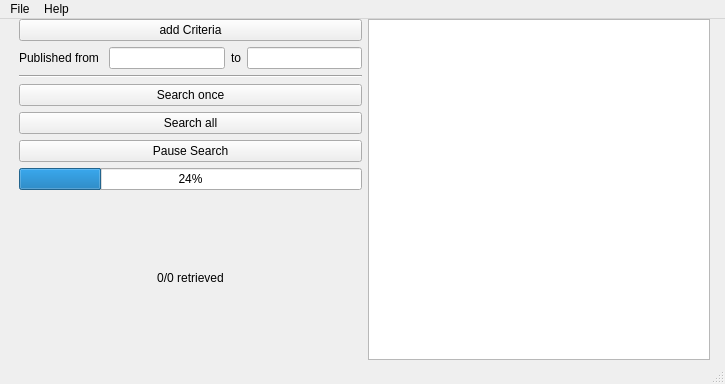
First picture: the form in easyWok3.ui, repository mstrupler/WOS3, before the edit.
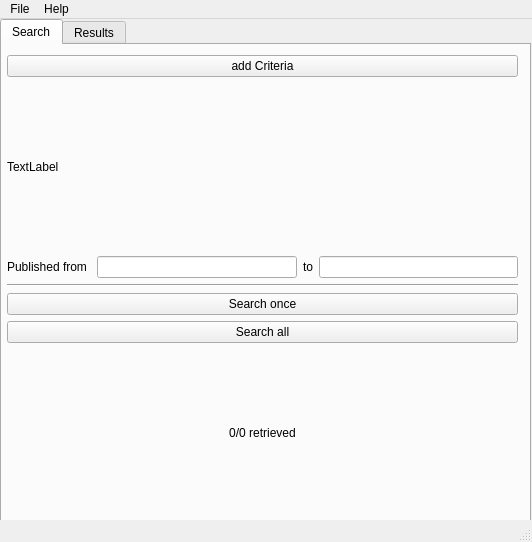
Second picture: the form after the edit.

Commit message: Changed from python 2.7 to 3.5 due to errors in handling unicode in raw xml file I also implemented the search all button

Diff of the .ui file:
```diff
--- a/easyWok3.ui
+++ b/easyWok3.ui
@@ -9,8 +9,8 @@
    <rect>
     <x>0</x>
     <y>0</y>
-    <width>725</width>
-    <height>384</height>
+    <width>532</width>
+    <height>542</height>
    </rect>
   </property>
   <property name="windowTitle">
@@ -20,20 +20,40 @@
    <property name="enabled">
     <bool>true</bool>
    </property>
-   <widget class="QWidget" name="gridLayoutWidget">
+   <widget class="QTabWidget" name="tabWidget">
     <property name="geometry">
      <rect>
-      <x>19</x>
+      <x>0</x>
       <y>0</y>
-      <width>691</width>
-      <height>341</height>
+      <width>531</width>
+      <height>521</height>
      </rect>
     </property>
-    <layout class="QGridLayout" name="gridLayout">
-     <item row="0" column="1">
-      <widget class="QTableView" name="tvResults"/>
-     </item>
-     <item row="0" column="0">
+    <property name="tabPosition">
+     <enum>QTabWidget::North</enum>
+    </property>
+    <property name="tabShape">
+     <enum>QTabWidget::Rounded</enum>
+    </property>
+    <property name="currentIndex">
+     <number>0</number>
+    </property>
+    <property name="elideMode">
+     <enum>Qt::ElideRight</enum>
+    </property>
+    <widget class="QWidget" name="tabSearch">
+     <attribute name="title">
+      <string>Search</string>
+     </attribute>
+     <widget class="QWidget" name="">
+      <property name="geometry">
+       <rect>
+        <x>5</x>
+        <y>10</y>
+        <width>511</width>
+        <height>461</height>
+       </rect>
+      </property>
       <layout class="QVBoxLayout" name="vlSearch">
        <property name="sizeConstraint">
         <enum>QLayout::SetDefaultConstraint</enum>
@@ -52,6 +72,13 @@
          </property>
         </widget>
        </item>
+       <item>
+        <widget class="QLabel" name="lSearchQuery">
+         <property name="text">
+          <string>TextLabel</string>
+         </property>
+        </widget>
+       </item>
        <item>
         <layout class="QHBoxLayout" name="horizontalLayout_3">
          <item>
@@ -97,20 +124,6 @@
          </property>
         </widget>
        </item>
-       <item>
-        <widget class="QPushButton" name="pStop">
-         <property name="text">
-          <string>Pause Search</string>
-         </property>
-        </widget>
-       </item>
-       <item>
-        <widget class="QProgressBar" name="pbRetrieved">
-         <property name="value">
-          <number>24</number>
-         </property>
-        </widget>
-       </item>
        <item>
         <widget class="QLabel" name="lRetrieved">
          <property name="text">
@@ -122,8 +135,23 @@
         </widget>
        </item>
       </layout>
-     </item>
-    </layout>
+     </widget>
+    </widget>
+    <widget class="QWidget" name="tabResults">
+     <attribute name="title">
+      <string>Results</string>
+     </attribute>
+     <widget class="QTableView" name="tvResults">
+      <property name="geometry">
+       <rect>
+        <x>10</x>
+        <y>0</y>
+        <width>511</width>
+        <height>471</height>
+       </rect>
+      </property>
+     </widget>
+    </widget>
    </widget>
   </widget>
   <widget class="QMenuBar" name="menubar">
@@ -131,7 +159,7 @@
     <rect>
      <x>0</x>
      <y>0</y>
-     <width>725</width>
+     <width>532</width>
      <height>22</height>
     </rect>
    </property>
```
The commit also changes 2 other files.
